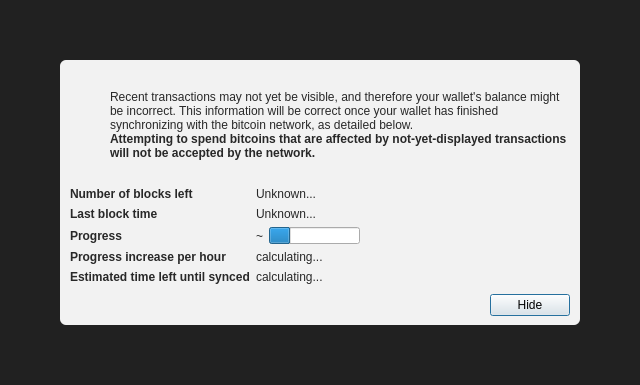
This is src/qt/forms/modaloverlay.ui in bbergaoui/bastoji-coin as Qt 5 draws it before an edit. The edited form follows.
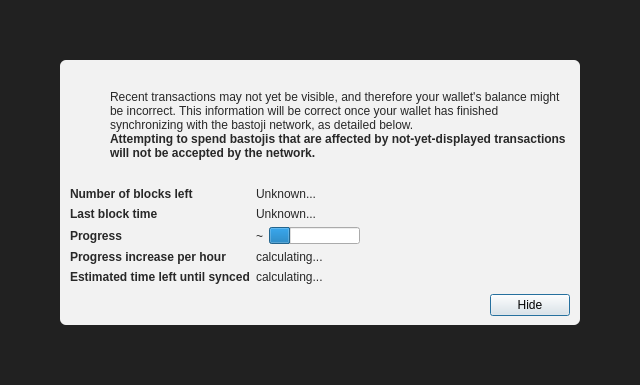
This is the edited form. Icons and pictures are not drawn. Custom widgets are drawn as their Qt base class.

What changed in the file:
```diff
--- a/src/qt/forms/modaloverlay.ui
+++ b/src/qt/forms/modaloverlay.ui
@@ -130,7 +130,7 @@
              <item>
               <widget class="QLabel" name="infoText">
                <property name="text">
-                <string>Recent transactions may not yet be visible, and therefore your wallet's balance might be incorrect. This information will be correct once your wallet has finished synchronizing with the bitcoin network, as detailed below.</string>
+                <string>Recent transactions may not yet be visible, and therefore your wallet's balance might be incorrect. This information will be correct once your wallet has finished synchronizing with the bastoji network, as detailed below.</string>
                </property>
                <property name="textFormat">
                 <enum>Qt::RichText</enum>
@@ -149,7 +149,7 @@
                 </font>
                </property>
                <property name="text">
-                <string>Attempting to spend bitcoins that are affected by not-yet-displayed transactions will not be accepted by the network.</string>
+                <string>Attempting to spend bastojis that are affected by not-yet-displayed transactions will not be accepted by the network.</string>
                </property>
                <property name="textFormat">
                 <enum>Qt::RichText</enum>
```
